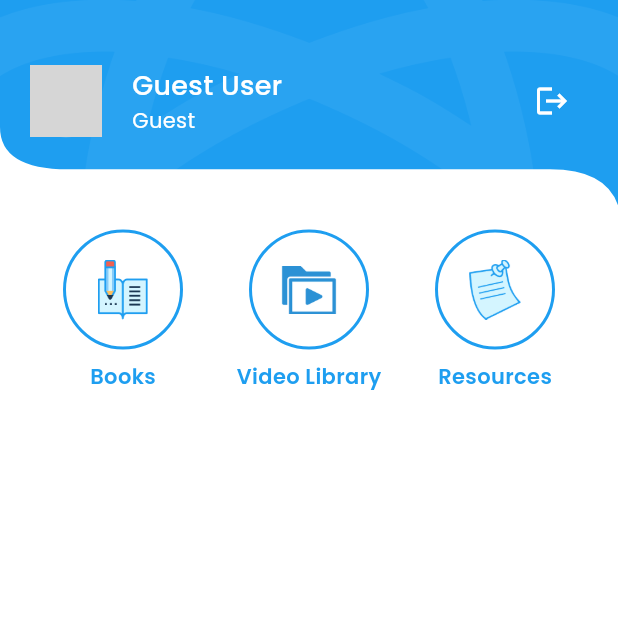
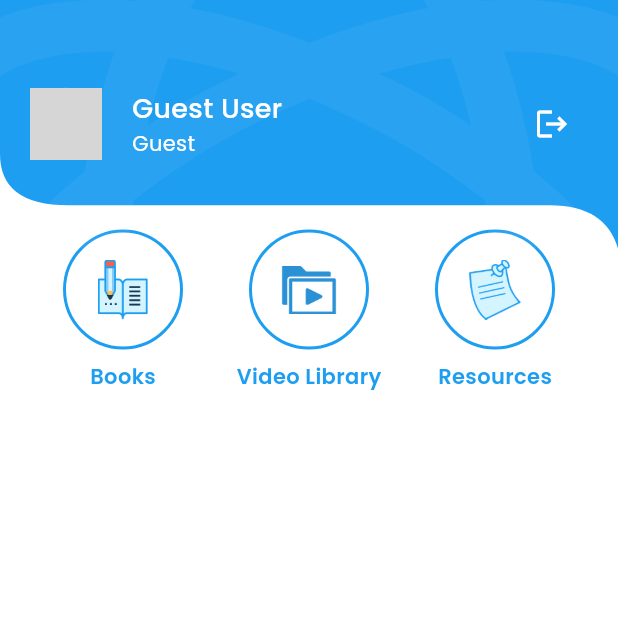
Before and after one commit to Sparsh-Malhotra/flutter-sample-app, a Flutter app: the screen it shows after launch, after a tap on "Continue as Guest", on a phone screen of 412 x 824 dp, the top half of it. Run offline on Flutter 3.47's test engine with Material 3 defaults, Android fonts, the phone set to English and light mode, and no system bars; our stand-ins replace animated_custom_dropdown, dio, flutter_slidable, get, get_storage, google_fonts and 1 more; missing offline and left inert: easy_loading_button; network calls fail; grey boxes are pictures that could not be loaded.

Commit message:
refactored changes from chatGPT listed by dart SDK fix

```diff
--- a/lib/pages/attendance/views/attendance.dart
+++ b/lib/pages/attendance/views/attendance.dart
@@ -196,7 +196,7 @@ class _AttendanceScreenState extends State<AttendanceScreen> {
           students.value.where((stud) => stud.isPresent).toList();
       final response = await _attendanceService.markAttendance(
         {
-          'sessionId': widget.sessionId,
+          'session_id': widget.sessionId,
           'students_ids':
               present.where((e) => e.isPresent).map((e) => e.id).toList(),
         },
--- a/lib/pages/home/views/home.dart
+++ b/lib/pages/home/views/home.dart
@@ -231,7 +231,7 @@ class _HomeScreenState extends State<HomeScreen> {
                                       style: AppTextStyle.boldBlack18,
                                     ),
                                     ToggleSwitch(
-                                      minWidth: 67.0,
+                                      minWidth: 70.0,
                                       initialLabelIndex:
                                           sessionMode.value == 'offline'
                                               ? 0
@@ -405,7 +405,7 @@ class _HomeScreenState extends State<HomeScreen> {
                                                   children: [
                                                     Expanded(
                                                       child: Text(
-                                                        '$sessionName ($section)',
+                                                        '$sessionName-$section',
                                                         style: AppTextStyle
                                                             .mediumBlack18,
                                                       ),
@@ -491,7 +491,7 @@ class _HomeScreenState extends State<HomeScreen> {
                       child: Padding(
                         padding: EdgeInsets.only(bottom: appBarPad),
                         child: TopBar(
-                          height: topBarHeight,
+                          height: topBarHeight+30,
                           width: width,
                           leading: GestureDetector(
                             onTap: () => {},
```
